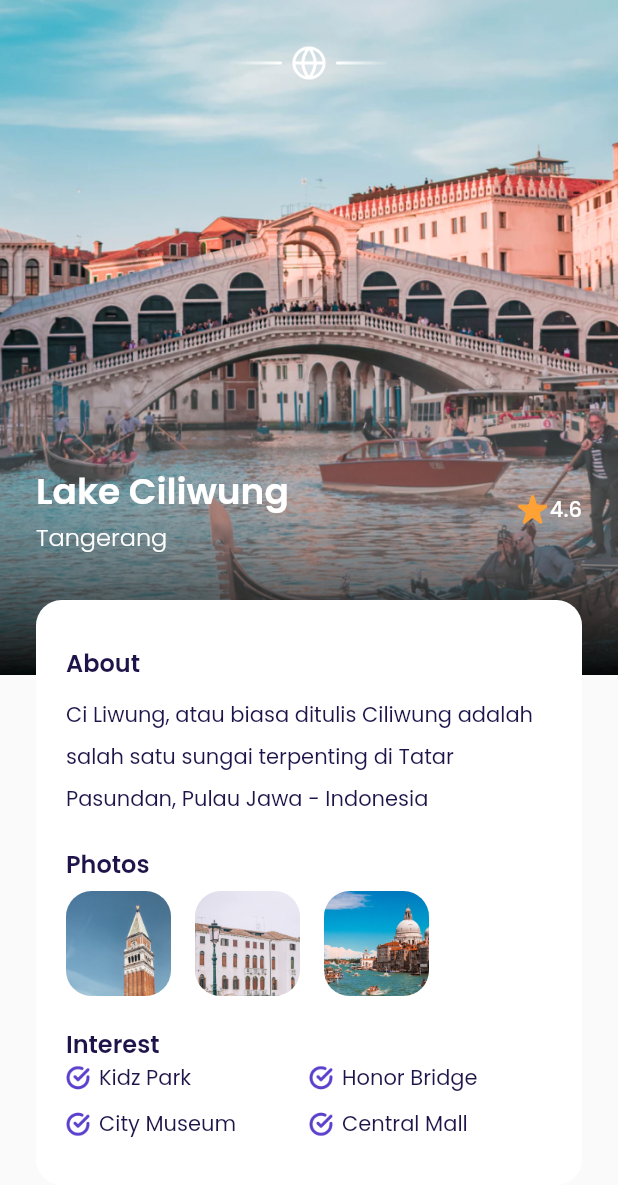
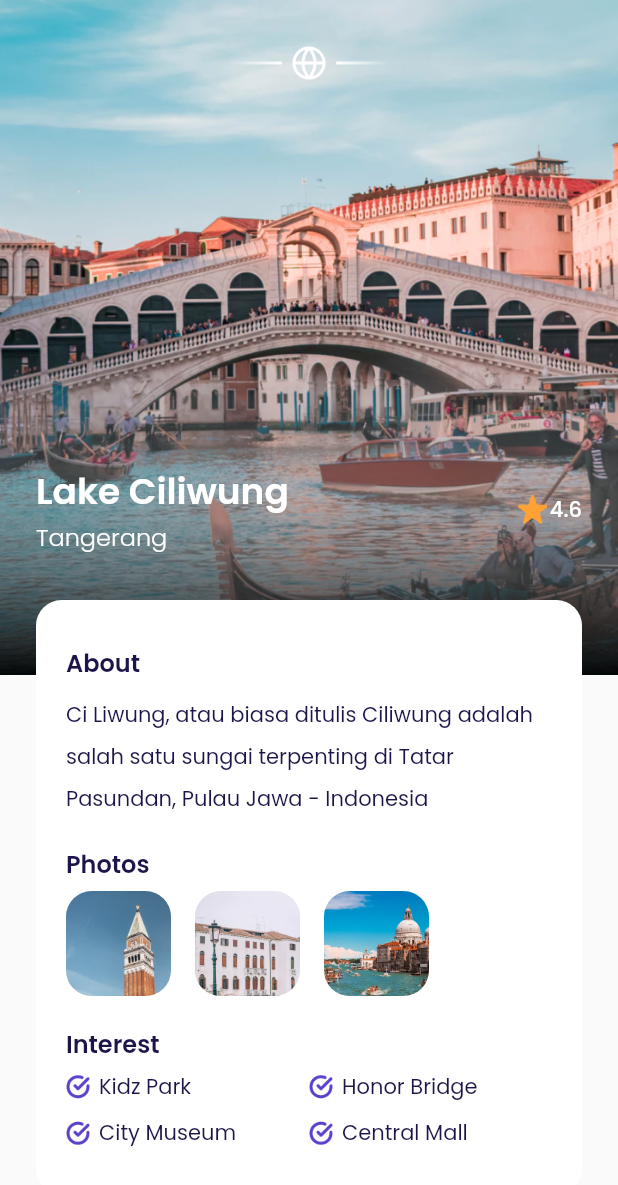
Before and after one commit to gitriant/airplane, a Flutter app: the DetailPage screen opened directly, on a phone screen of 412 x 824 dp. Shown: the top 1185 px of the screen. Run offline on Flutter 3.47's test engine with Material 2 defaults, Android fonts, the phone set to English and light mode, and no system bars; our stand-ins replace google_fonts.

Commit message:
detail page interests

```diff
--- a/lib/ui/pages/detail_page.dart
+++ b/lib/ui/pages/detail_page.dart
@@ -146,6 +146,9 @@ class DetailPage extends StatelessWidget {
                     style: blackTextStyle.copyWith(
                         fontSize: 16, fontWeight: semiBold),
                   ),
+                  SizedBox(
+                    height: 6,
+                  ),
                   Row(
                     children: [
                       InterestItem(
```
